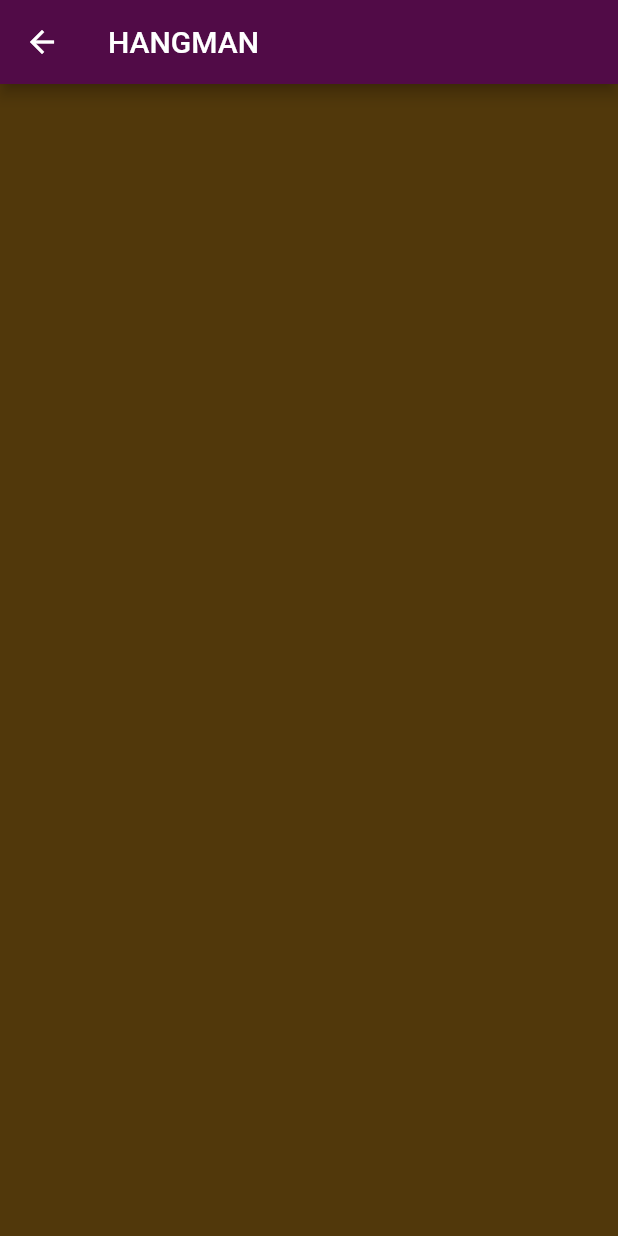
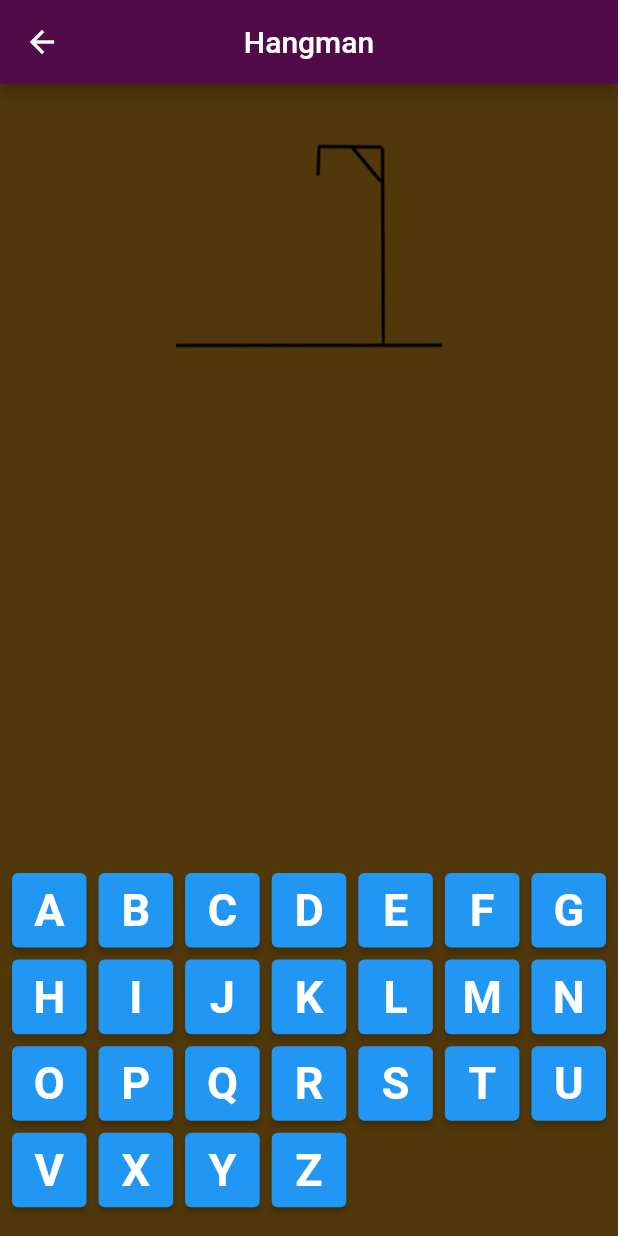
Before and after one commit to RutRafns/Hangman, a Flutter app: the screen it shows after launch, after a tap on an icon or button, on a phone screen of 412 x 824 dp. Run offline on Flutter 3.47's test engine with Material 2 defaults, Android fonts, the phone set to English and light mode, and no system bars.

Commit message:
Pretty big progression, still need to clean up and remove unused/dead code

```diff
--- a/lib/game_page.dart
+++ b/lib/game_page.dart
@@ -1,23 +1,127 @@
 import 'package:flutter/material.dart';
-import 'alphabet_box.dart';
+import 'supplementary/constants.dart';
+import 'supplementary/letter_box.dart';
+import 'supplementary/word_list.dart';
+import 'main.dart';
 
-class GamePage extends StatelessWidget {
-  GamePage();
+class Game extends StatefulWidget {
+  @override
+  _GamePage createState() => _GamePage();
+}
 
+class _GamePage extends State<Game> {
   @override
   Widget build(BuildContext context) {
     return Scaffold(
-      appBar: AppBar(
-        title: Text('HANGMAN'),
+      appBar: AppBar(title: Text('Hangman'), centerTitle: true),
+      body: Column(
+        mainAxisAlignment: MainAxisAlignment.spaceBetween,
+        crossAxisAlignment: CrossAxisAlignment.center,
+        children: [
+          Center(
+            child: Stack(
+              //stack that keeps the hangman pictures and swaps them depending on tries.
+              children: [
+                hangmanState(Check.tries == 0, "images/image1.png"),
+                hangmanState(Check.tries >= 1, "images/image2.png"),
+                hangmanState(Check.tries >= 2, "images/image3.png"),
+                hangmanState(Check.tries >= 3, "images/image4.png"),
+                hangmanState(Check.tries >= 4, "images/image5.png"),
+                hangmanState(Check.tries >= 5, "images/image6.png"),
+                hangmanState(Check.tries >= 6, "images/image7.png"),
+              ],
+            ),
+          ),
+          Row(
+            mainAxisAlignment: MainAxisAlignment.spaceEvenly,
+            children: word
+                .split('')
+                .map((e) => letter(e.toUpperCase(),
+                    !Check.selectedChar.contains(e.toUpperCase())))
+                .toList(),
+          ),
+          SizedBox(
+            //Keyboard for clicking letters for guessing
+            width: double.infinity,
+            height: 250.0,
+            child: GridView.count(
+              crossAxisCount: 7,
+              mainAxisSpacing: 8.0,
+              crossAxisSpacing: 8.0,
+              padding: EdgeInsets.all(8.0),
+              children: alphabet.map((e) {
+                return RawMaterialButton(
+                  onPressed: Check.selectedChar.contains(e)
+                      ? null //Checking if button been pressed before
+                      : () {
+                          setState(() {
+                            Check.selectedChar.add(e);
+                            print(Check.selectedChar);
+                            print(Check.tries);
+                            if (!word.split('').contains(e.toUpperCase())) {
+                              Check.tries++;
+                            }
+                          });
+                        },
+                  shape: RoundedRectangleBorder(
+                    borderRadius: BorderRadius.circular(4.0),
+                  ),
+                  child: Text(
+                    e,
+                    style: TextStyle(
+                      color: Colors.white,
+                      fontSize: 30.0,
+                      fontWeight: FontWeight.bold,
+                    ),
+                  ),
+                  fillColor: Check.selectedChar.contains(e)
+                      ? Colors.black87
+                      : Colors.blue,
+                );
+              }).toList(),
+            ),
+          ),
+        ],
       ),
-      // body: Column(
-      //   crossAxisAlignment: CrossAxisAlignment.stretch,
-      //   children: <Widget>[
-      //     Expanded(
-      //       child: AlphabetCard(),
-      //     ),
-      //   ],
-      // ),
     );
   }
 }
+
+Widget hangmanState(bool visible, String path) {
+  return Visibility(
+      visible: visible,
+      child: Container(
+        width: 250,
+        height: 250,
+        child: Image.asset(path),
+      ));
+}
+
+class Check {
+  //adding the number of tries
+
+  static int tries = 0;
+  static List<String> selectedChar = [];
+}
+
+Widget letter(String character, bool hidden) {
+  return Container(
+    height: 65,
+    width: 50,
+    padding: EdgeInsets.all(12.0),
+    decoration: BoxDecoration(
+      borderRadius: BorderRadius.circular(4.0),
+    ),
+    child: Visibility(
+      visible: !hidden,
+      child: Text(
+        character,
+        style: TextStyle(
+          color: Colors.white,
+          fontWeight: FontWeight.bold,
+          fontSize: 40.0,
+        ),
+      ),
+    ),
+  );
+}
--- a/supplementary/constants.dart
+++ b/lib/supplementary/constants.dart
@@ -1,3 +1,7 @@
+import 'package:flutter/material.dart';
+
+String word = 'insanity'.toUpperCase();
+
 const List<String> alphabet = [
   'A',
   'B',
@@ -7,6 +11,7 @@ const List<String> alphabet = [
   'F',
   'G',
   'H',
+  'I',
   'J',
   'K',
   'L',
@@ -22,7 +27,7 @@ const List<String> alphabet = [
   'V',
   'X',
   'Y',
-  'Z'
+  'Z',
 ];
 
 const List<String> hangmanImages = [
--- /dev/null
+++ b/lib/supplementary/letter_box.dart
@@ -0,0 +1,7 @@
+import 'package:flutter/material.dart';
+
+List<List<String>> letters = [
+  ['Q', 'W', 'E', 'R', 'T', 'Y', 'U', 'I', 'O', 'P'],
+  ['A', 'S', 'D', 'F', 'G', 'H', 'J', 'K', 'L'],
+  ['Z', 'X', 'C', 'V', 'B', 'N', 'M']
+];
--- a/lib/welcome_page.dart
+++ b/lib/welcome_page.dart
@@ -23,7 +23,7 @@ class _WelcomePage extends State<WelcomePage> {
           style: ElevatedButton.styleFrom(primary: Colors.purple),
           onPressed: () {
             Navigator.push(
-                context, MaterialPageRoute(builder: (context) => GamePage()));
+                context, MaterialPageRoute(builder: (context) => Game()));
           },
         ),
       ),
--- a/pubspec.yaml
+++ b/pubspec.yaml
@@ -34,6 +34,7 @@ dependencies:
   # The following adds the Cupertino Icons font to your application.
   # Use with the CupertinoIcons class for iOS style icons.
   cupertino_icons: ^1.0.2
+  english_words: ^4.0.0
 
 dev_dependencies:
   flutter_test:
@@ -60,7 +61,7 @@ flutter:
 
   assets:
     - images/
-    - supplementary/
+
   # To add assets to your application, add an assets section, like this:
   # assets:
   #   - images/a_dot_burr.jpeg
```
Also changed, not shown: lib/supplementary/word_list.dart (added, +63 -0 lines), supplementary/wordList.txt (deleted, +0 -50 lines), lib/hangman_v2.dart (added), pubspec.lock.
